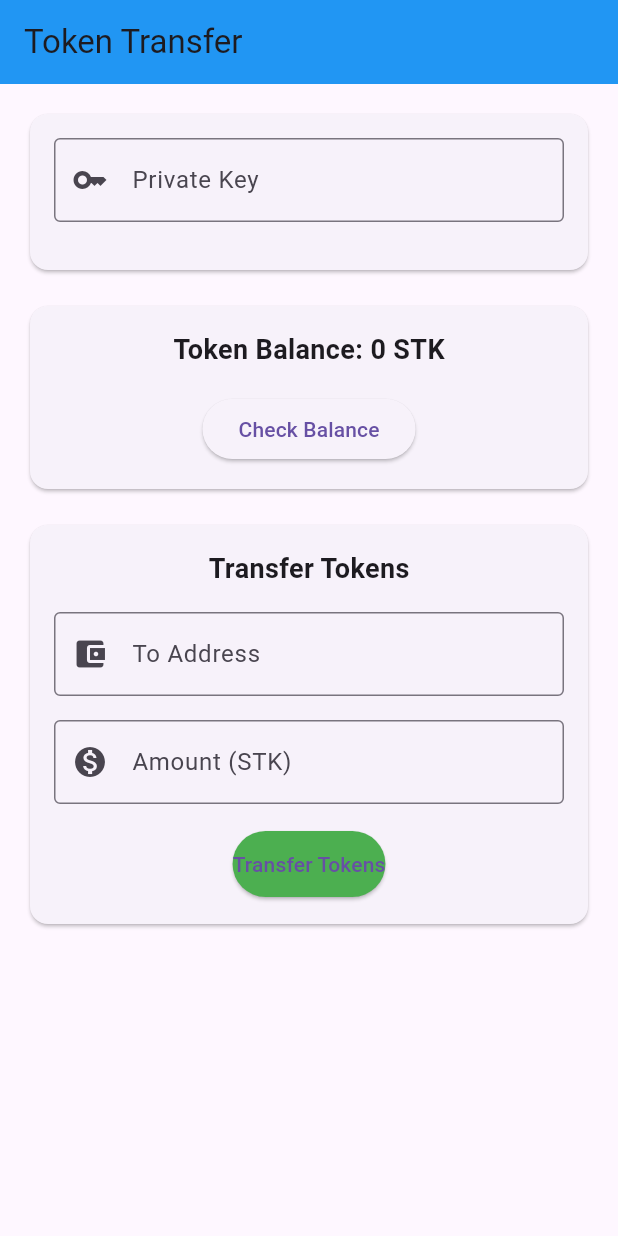
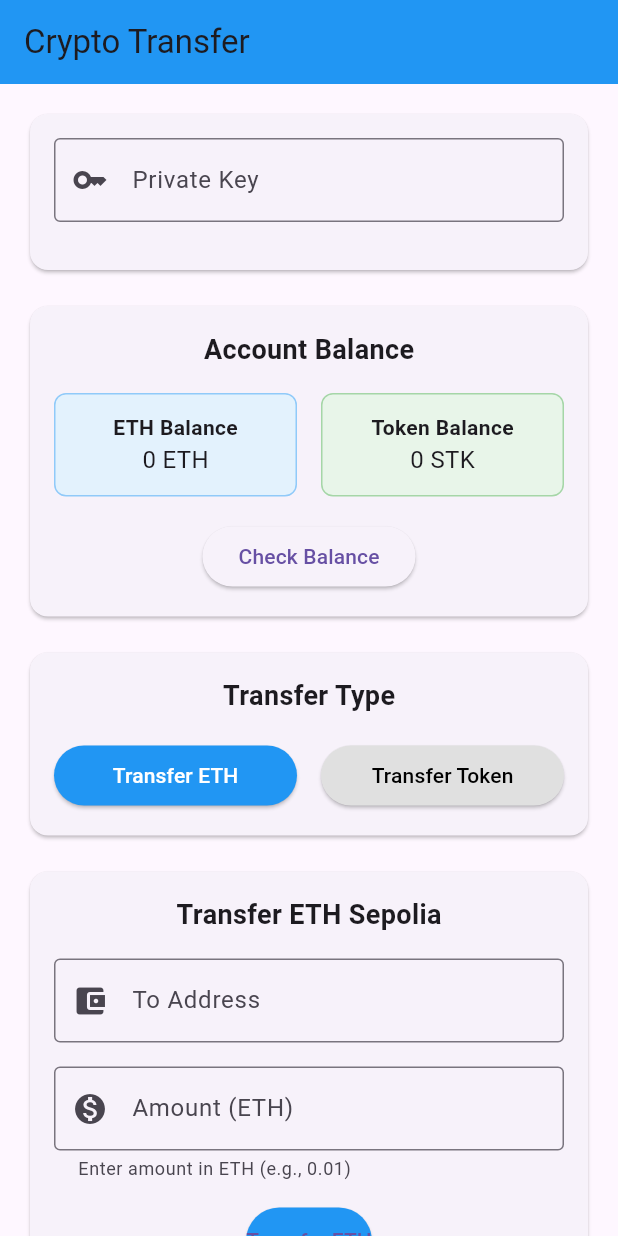
Before and after one commit to rifkifakhrudin2004/tesnet_flutter_tokentransfer, a Flutter app: the screen it shows after launch, on a phone screen of 412 x 824 dp. Run offline on Flutter 3.47's test engine with Material 3 defaults, Android fonts, the phone set to English and light mode, and no system bars; our stand-ins replace flutter_dotenv; missing offline and left inert: web3dart.

Commit message:
Refactor transfer screen to support ETH and token transfers with updated balance display and improved error handling

```diff
--- a/lib/screens/transfer_screen.dart
+++ b/lib/screens/transfer_screen.dart
@@ -13,15 +13,17 @@ class _TransferScreenState extends State<TransferScreen> {
   final TextEditingController _amountController = TextEditingController();
   final TextEditingController _privateKeyController = TextEditingController();
 
-  String _balance = '0';
+  String _ethBalance = '0';
+  String _tokenBalance = '0';
   String _currentAddress = '';
   bool _isLoading = false;
+  bool _isTransferringETH = true; // Toggle between ETH and Token transfer
 
   @override
   Widget build(BuildContext context) {
     return Scaffold(
       appBar: AppBar(
-        title: Text('Token Transfer'),
+        title: Text('Crypto Transfer'),
         backgroundColor: Colors.blue,
       ),
       body: SingleChildScrollView(
@@ -29,6 +31,7 @@ class _TransferScreenState extends State<TransferScreen> {
         child: Column(
           crossAxisAlignment: CrossAxisAlignment.stretch,
           children: [
+            // Private Key Section
             Card(
               child: Padding(
                 padding: EdgeInsets.all(16.0),
@@ -61,15 +64,56 @@ class _TransferScreenState extends State<TransferScreen> {
                 ),
               ),
             ),
+
             SizedBox(height: 16),
+
+            // Balance Section
             Card(
               child: Padding(
                 padding: EdgeInsets.all(16.0),
                 child: Column(
                   children: [
                     Text(
-                      'Token Balance: $_balance STK',
+                      'Account Balance',
                       style: TextStyle(fontSize: 18, fontWeight: FontWeight.bold),
+                    ),
+                    SizedBox(height: 16),
+                    Row(
+                      children: [
+                        Expanded(
+                          child: Container(
+                            padding: EdgeInsets.all(12),
+                            decoration: BoxDecoration(
+                              color: Colors.blue[50],
+                              borderRadius: BorderRadius.circular(8),
+                              border: Border.all(color: Colors.blue[200]!),
+                            ),
+                            child: Column(
+                              children: [
+                                Text('ETH Balance', style: TextStyle(fontWeight: FontWeight.bold)),
+                                Text('$_ethBalance ETH', style: TextStyle(fontSize: 16)),
+                              ],
+                            ),
+                          ),
+                        ),
+                        SizedBox(width: 16),
+                        Expanded(
+                          child: Container(
+                            padding: EdgeInsets.all(12),
+                            decoration: BoxDecoration(
+                              color: Colors.green[50],
+                              borderRadius: BorderRadius.circular(8),
+                              border: Border.all(color: Colors.green[200]!),
+                            ),
+                            child: Column(
+                              children: [
+                                Text('Token Balance', style: TextStyle(fontWeight: FontWeight.bold)),
+                                Text('$_tokenBalance STK', style: TextStyle(fontSize: 16)),
+                              ],
+                            ),
+                          ),
+                        ),
+                      ],
                     ),
                     SizedBox(height: 16),
                     ElevatedButton(
@@ -82,14 +126,60 @@ class _TransferScreenState extends State<TransferScreen> {
                 ),
               ),
             ),
+
             SizedBox(height: 16),
+
+            // Transfer Type Toggle
             Card(
               child: Padding(
                 padding: EdgeInsets.all(16.0),
                 child: Column(
                   children: [
                     Text(
-                      'Transfer Tokens',
+                      'Transfer Type',
+                      style: TextStyle(fontSize: 18, fontWeight: FontWeight.bold),
+                    ),
+                    SizedBox(height: 16),
+                    Row(
+                      children: [
+                        Expanded(
+                          child: ElevatedButton(
+                            onPressed: () => setState(() => _isTransferringETH = true),
+                            style: ElevatedButton.styleFrom(
+                              backgroundColor: _isTransferringETH ? Colors.blue : Colors.grey[300],
+                              foregroundColor: _isTransferringETH ? Colors.white : Colors.black,
+                            ),
+                            child: Text('Transfer ETH'),
+                          ),
+                        ),
+                        SizedBox(width: 16),
+                        Expanded(
+                          child: ElevatedButton(
+                            onPressed: () => setState(() => _isTransferringETH = false),
+                            style: ElevatedButton.styleFrom(
+                              backgroundColor: !_isTransferringETH ? Colors.green : Colors.grey[300],
+                              foregroundColor: !_isTransferringETH ? Colors.white : Colors.black,
+                            ),
+                            child: Text('Transfer Token'),
+                          ),
+                        ),
+                      ],
+                    ),
+                  ],
+                ),
+              ),
+            ),
+
+            SizedBox(height: 16),
+
+            // Transfer Section
+            Card(
+              child: Padding(
+                padding: EdgeInsets.all(16.0),
+                child: Column(
+                  children: [
+                    Text(
+                      _isTransferringETH ? 'Transfer ETH Sepolia' : 'Transfer Tokens',
                       style: TextStyle(fontSize: 18, fontWeight: FontWeight.bold),
                     ),
                     SizedBox(height: 16),
@@ -105,22 +195,25 @@ class _TransferScreenState extends State<TransferScreen> {
                     TextField(
                       controller: _amountController,
                       decoration: InputDecoration(
-                        labelText: 'Amount (STK)',
+                        labelText: _isTransferringETH ? 'Amount (ETH)' : 'Amount (STK)',
                         border: OutlineInputBorder(),
                         prefixIcon: Icon(Icons.monetization_on),
+                        helperText: _isTransferringETH
+                          ? 'Enter amount in ETH (e.g., 0.01)'
+                          : 'Enter amount in tokens',
                       ),
-                      keyboardType: TextInputType.number,
+                      keyboardType: TextInputType.numberWithOptions(decimal: true),
                     ),
                     SizedBox(height: 16),
                     ElevatedButton(
-                      onPressed: _isLoading ? null : _transferToken,
+                      onPressed: _isLoading ? null : (_isTransferringETH ? _transferETH : _transferToken),
                       style: ElevatedButton.styleFrom(
-                        backgroundColor: Colors.green,
+                        backgroundColor: _isTransferringETH ? Colors.blue : Colors.green,
                         padding: EdgeInsets.symmetric(vertical: 12),
                       ),
                       child: _isLoading
                         ? CircularProgressIndicator()
-                        : Text('Transfer Tokens'),
+                        : Text(_isTransferringETH ? 'Transfer ETH' : 'Transfer Tokens'),
                     ),
                   ],
                 ),
@@ -161,12 +254,73 @@ class _TransferScreenState extends State<TransferScreen> {
     setState(() => _isLoading = true);
     try {
       final address = await _web3Service.getAddressFromPrivateKey(_privateKeyController.text);
-      final balance = await _web3Service.getBalance(address.hex);
-      setState(() => _balance = balance);
+
+      // Get ETH balance
+      final ethBalance = await _web3Service.getEthBalance(address.hex);
+
+      // Get Token balance
+      final tokenBalance = await _web3Service.getBalance(address.hex);
+
+      setState(() {
+        _ethBalance = ethBalance;
+        _tokenBalance = tokenBalance;
+      });
 
       _showSuccess('Balance updated successfully');
     } catch (e) {
       _showError('Error checking balance: ${e.toString()}');
+    } finally {
+      setState(() => _isLoading = false);
+    }
+  }
+
+  Future<void> _transferETH() async {
+    if (_privateKeyController.text.isEmpty) {
+      _showError('Please enter private key');
+      return;
+    }
+
+    if (_toAddressController.text.isEmpty) {
+      _showError('Please enter recipient address');
+      return;
+    }
+
+    if (_amountController.text.isEmpty) {
+      _showError('Please enter amount');
+      return;
+    }
+
+    // Validasi amount untuk ETH
+    double amount;
+    try {
+      amount = double.parse(_amountController.text);
+      if (amount <= 0) {
+        _showError('Amount must be greater than 0');
+        return;
+      }
+    } catch (e) {
+      _showError('Invalid amount format');
+      return;
+    }
+
+    setState(() => _isLoading = true);
+    try {
+      final result = await _web3Service.transferETH(
+        _privateKeyController.text,
+        _toAddressController.text,
+        _amountController.text,
+      );
+
+      _showSuccess('ETH Transfer successful!\nTransaction Hash: $result');
+
+      // Clear form
+      _toAddressController.clear();
+      _amountController.clear();
+
+      // Refresh balance
+      await _checkBalance();
+    } catch (e) {
+      _showError('ETH Transfer failed: ${e.toString()}');
     } finally {
       setState(() => _isLoading = false);
     }
@@ -196,7 +350,7 @@ class _TransferScreenState extends State<TransferScreen> {
         _amountController.text,
       );
 
-      _showSuccess('Transfer successful!\nTransaction Hash: $result');
+      _showSuccess('Token Transfer successful!\nTransaction Hash: $result');
 
       // Clear form
       _toAddressController.clear();
@@ -205,7 +359,7 @@ class _TransferScreenState extends State<TransferScreen> {
       // Refresh balance
       await _checkBalance();
     } catch (e) {
-      _showError('Transfer failed: ${e.toString()}');
+      _showError('Token Transfer failed: ${e.toString()}');
     } finally {
       setState(() => _isLoading = false);
     }
@@ -216,6 +370,7 @@ class _TransferScreenState extends State<TransferScreen> {
       SnackBar(
         content: Text(message),
         backgroundColor: Colors.red,
+        duration: Duration(seconds: 5),
       ),
     );
   }
@@ -225,6 +380,7 @@ class _TransferScreenState extends State<TransferScreen> {
       SnackBar(
         content: Text(message),
         backgroundColor: Colors.green,
+        duration: Duration(seconds: 5),
       ),
     );
   }
```
Also changed, not shown: lib/services/web3_services.dart (+152 -43 lines).
